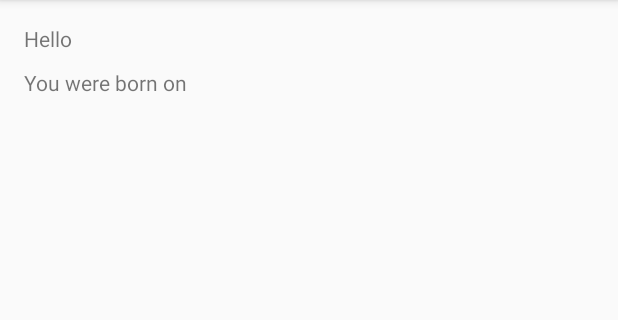
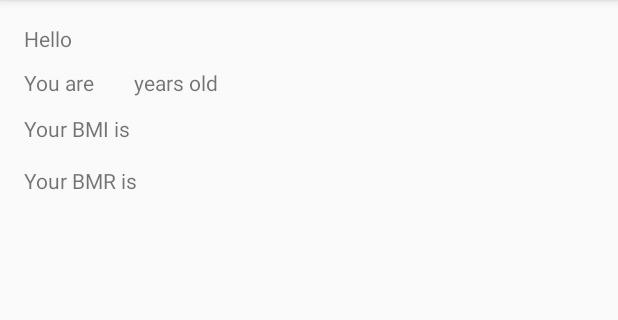
Before and after one commit to Nickydz/Diet-NLSS, an Android app: the Homescreen screen opened directly, with no data from a screen before it, on a phone screen of 412 x 824 dp, the part 84-404 px from its top. Run offline under Robolectric (Android 15) with nearby library versions, the phone set to English and light mode, and no system bars; network calls fail.

Commit message:
Updated homescreen and fixed basic survey

```diff
--- a/Components/LoginRegister/app/src/main/java/com/example/nickydcruz/loginregister/BasicSurvey1.java
+++ b/Components/LoginRegister/app/src/main/java/com/example/nickydcruz/loginregister/BasicSurvey1.java
@@ -47,13 +47,8 @@ public class BasicSurvey1 extends AppCompatActivity {
         final NumberPicker numpic = (NumberPicker) findViewById(R.id.numpick_bs) ;
         numpic.setMinValue(1);
         numpic.setMaxValue(10);
-        numpic.setWrapSelectorWheel(true);
-        numpic.setOnValueChangedListener(new NumberPicker.OnValueChangeListener() {
-            @Override
-            public void onValueChange(NumberPicker picker, int oldVal, int newVal) {
+        numpic.setWrapSelectorWheel(false);
 
-            }
-        });
         final EditText etWeight = (EditText) findViewById(R.id.etWeight);
         final EditText etWristCir = (EditText) findViewById(R.id.etWristCir);
         final Button submit =(Button) findViewById(R.id.btSubmit);
@@ -91,10 +86,15 @@ public class BasicSurvey1 extends AppCompatActivity {
                         try {
                             JSONObject jsonResponse1 = new JSONObject(response);
                             boolean success = jsonResponse1.getBoolean("success");
+                            String username1 = jsonResponse1.getString("username");
+                            String height1 = jsonResponse1.getString("height");
                             if(success){
                                 Intent int1 = new Intent(BasicSurvey1.this,Homescreen.class);
-                                int1.putExtra("BMR",BMR);
-                                int1.putExtra("BMI",BMI);
+                                int1.putExtra("BMR",BMR+"");
+                                int1.putExtra("BMI",BMI+"");
+                                int1.putExtra("age",age+"");
+                                int1.putExtra("username",username1);
+                                int1.putExtra("height",height1);
                                 BasicSurvey1.this.startActivity(int1);
                             }
                             else {
--- a/Components/LoginRegister/app/src/main/java/com/example/nickydcruz/loginregister/Homescreen.java
+++ b/Components/LoginRegister/app/src/main/java/com/example/nickydcruz/loginregister/Homescreen.java
@@ -16,14 +16,19 @@ public class Homescreen extends AppCompatActivity {
         final TextView tvUsername = (TextView) findViewById(R.id.tvUsername);
 
         final TextView tvDob = (TextView) findViewById(R.id.tvDob);
+        final TextView tvbmi = (TextView) findViewById(R.id.tvbmi);
+        final TextView tvbmr = (TextView) findViewById(R.id.tvbmr);
 
 
         Intent intent = getIntent();
         String username = intent.getStringExtra("username");
-        String dob = intent.getStringExtra("dob");
-
+        String age = intent.getStringExtra("age");
+        String bmi = intent.getStringExtra("BMI");
+        String bmr = intent.getStringExtra("BMR");
         tvUsername.setText(username);
-        tvDob.setText(dob);
+        tvDob.setText(age);
+        tvbmi.setText(bmi);
+        tvbmr.setText(bmr);
 
 
     }
--- a/Components/LoginRegister/app/src/main/res/layout/activity_homescreen.xml
+++ b/Components/LoginRegister/app/src/main/res/layout/activity_homescreen.xml
@@ -26,7 +26,7 @@
         android:id="@+id/tvUsername" />
 
     <TextView
-        android:text="You were born on"
+        android:text="You are"
         android:layout_width="wrap_content"
         android:layout_height="wrap_content"
         android:layout_below="@+id/tv1"
@@ -35,11 +35,54 @@
         android:id="@+id/textView3" />
 
     <TextView
-        android:text="TextView"
         android:layout_width="wrap_content"
         android:layout_height="wrap_content"
         android:layout_alignTop="@+id/textView3"
         android:layout_toEndOf="@+id/textView3"
         android:layout_marginStart="16dp"
         android:id="@+id/tvDob" />
+
+    <TextView
+        android:text="years old"
+        android:layout_width="wrap_content"
+        android:layout_height="wrap_content"
+        android:id="@+id/textView8"
+        android:layout_alignBaseline="@+id/tvDob"
+        android:layout_alignBottom="@+id/tvDob"
+        android:layout_toEndOf="@+id/tvDob"
+        android:layout_marginStart="10dp" />
+
+    <TextView
+        android:text="Your BMI is "
+        android:layout_width="wrap_content"
+        android:layout_height="wrap_content"
+        android:layout_below="@+id/textView3"
+        android:layout_alignParentStart="true"
+        android:layout_marginTop="11dp"
+        android:id="@+id/textView9" />
+
+    <TextView
+        android:text="Your BMR is"
+        android:layout_width="wrap_content"
+        android:layout_height="wrap_content"
+        android:layout_below="@+id/textView9"
+        android:layout_alignParentStart="true"
+        android:layout_marginTop="15dp"
+        android:id="@+id/textView11" />
+
+    <TextView
+        android:layout_width="wrap_content"
+        android:layout_height="wrap_content"
+        android:layout_alignTop="@+id/textView9"
+        android:layout_toEndOf="@+id/textView11"
+        android:id="@+id/tvbmi" />
+
+    <TextView
+        android:layout_width="wrap_content"
+        android:layout_height="wrap_content"
+        android:layout_alignTop="@+id/textView11"
+        android:layout_toEndOf="@+id/textView11"
+        android:layout_marginStart="15dp"
+        android:id="@+id/tvbmr" />
+
 </RelativeLayout>
```
